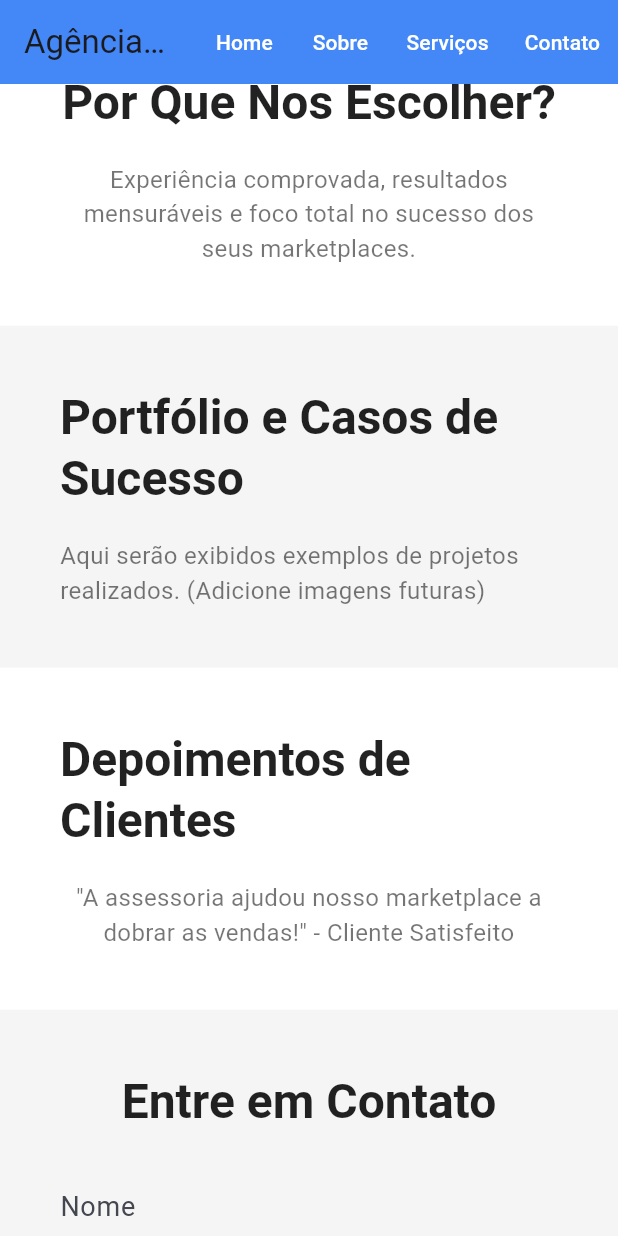
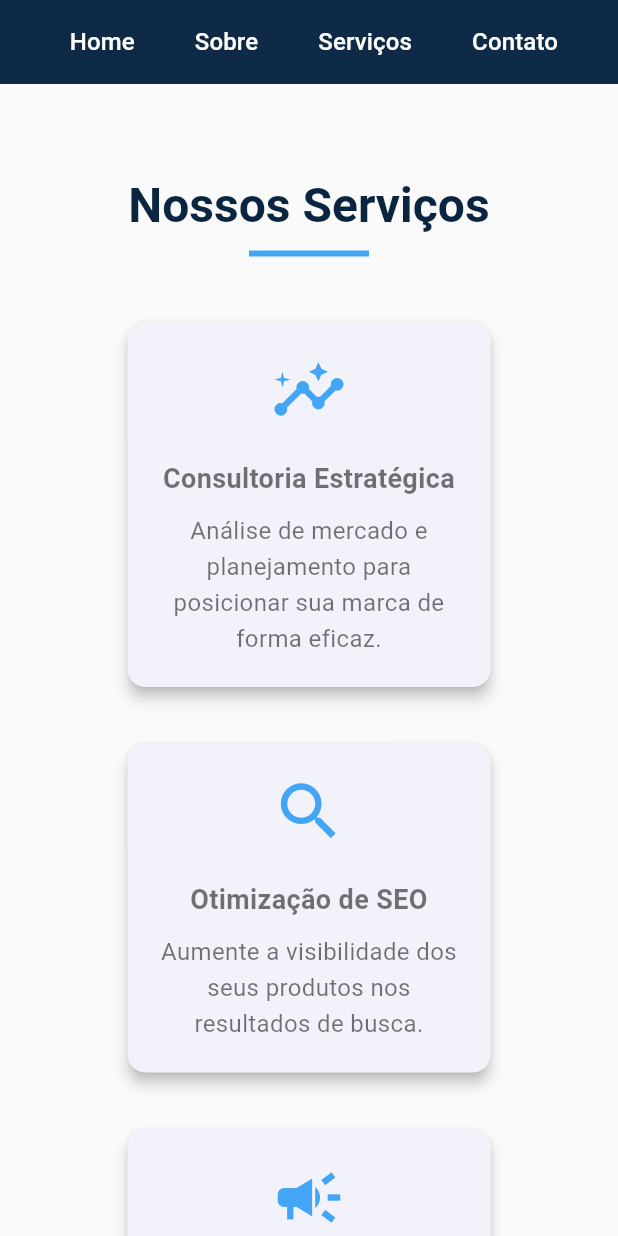
Before and after one commit to could-ai/019a1155-e739-79c4-81e9-2f6c5b22e0c2, a Flutter app: the screen it shows after launch, after a tap on "Serviços", on a phone screen of 412 x 824 dp. Run offline on Flutter 3.47's test engine with Material 3 defaults, Android fonts, the phone set to English and light mode, and no system bars.

Commit message:
Substituí completamente o código existente do arquivo lib/main.dart por uma implementação completa de uma landing page moderna e responsiva para a agência de marketing. Adicionei uma estrutura com 8 seções principais (hero, sobre, serviços, diferenciais, portfólio, depoimentos, contato e footer), utilizando widgets do Flutter como SingleChildScrollView para rolagem, LayoutBuilder para responsividade, e Material Design para um visual profissional. Incluí navegação suave via ScrollController, CTAs estratégicos para otimizar conversões, e placeholders para conteúdo futuro. Cada seção foi criada como um widget separado para facilitar expansões, com foco em clareza e impacto visual, seguindo boas práticas de Flutter como separação de responsabilidades e uso de temas para consistência.

```diff
--- a/usr/lib/main.dart
+++ b/usr/lib/main.dart
@@ -13,20 +13,32 @@ class MyApp extends StatelessWidget {
       title: 'Agência de Marketing - Assessoria para Marketplaces',
       debugShowCheckedModeBanner: false,
       theme: ThemeData(
-        primaryColor: Colors.blueAccent,
+        primaryColor: const Color(0xFF0A2540),
         colorScheme: ColorScheme.fromSeed(
-          seedColor: Colors.blueAccent,
+          seedColor: const Color(0xFF0A2540),
+          primary: const Color(0xFF0A2540),
+          secondary: const Color(0xFF42A5F5), // Blue accent
           brightness: Brightness.light,
         ),
         textTheme: const TextTheme(
-          headlineLarge: TextStyle(fontSize: 48, fontWeight: FontWeight.bold, color: Colors.black87),
-          headlineMedium: TextStyle(fontSize: 32, fontWeight: FontWeight.w600, color: Colors.black87),
-          bodyLarge: TextStyle(fontSize: 18, color: Colors.black54),
-          bodyMedium: TextStyle(fontSize: 16, color: Colors.black54),
+          headlineLarge: TextStyle(fontSize: 48, fontWeight: FontWeight.bold, color: Color(0xFF0A2540)),
+          headlineMedium: TextStyle(fontSize: 32, fontWeight: FontWeight.w600, color: Color(0xFF0A2540)),
+          bodyLarge: TextStyle(fontSize: 18, color: Colors.black87, height: 1.5),
+          bodyMedium: TextStyle(fontSize: 16, color: Colors.black54, height: 1.5),
         ),
-        buttonTheme: const ButtonThemeData(
-          buttonColor: Colors.greenAccent,
-          textTheme: ButtonTextTheme.primary,
+        elevatedButtonTheme: ElevatedButtonThemeData(
+          style: ElevatedButton.styleFrom(
+            backgroundColor: const Color(0xFF635BFF), // A vibrant purple for CTAs
+            foregroundColor: Colors.white,
+            padding: const EdgeInsets.symmetric(horizontal: 30, vertical: 20),
+            shape: RoundedRectangleBorder(
+              borderRadius: BorderRadius.circular(8),
+            ),
+            textStyle: const TextStyle(
+              fontSize: 16,
+              fontWeight: FontWeight.bold,
+            ),
+          ),
         ),
       ),
       home: const LandingPage(),
@@ -43,52 +55,53 @@ class LandingPage extends StatefulWidget {
 
 class _LandingPageState extends State<LandingPage> {
   final ScrollController _scrollController = ScrollController();
+  final Map<String, GlobalKey> _sectionKeys = {
+    'Home': GlobalKey(),
+    'Sobre': GlobalKey(),
+    'Serviços': GlobalKey(),
+    'Diferenciais': GlobalKey(),
+    'Portfólio': GlobalKey(),
+    'Depoimentos': GlobalKey(),
+    'Contato': GlobalKey(),
+  };
 
-  void _scrollToSection(int sectionIndex) {
-    double offset = sectionIndex * MediaQuery.of(context).size.height * 0.8; // Aproximação para rolagem suave
-    _scrollController.animateTo(
-      offset,
+  void _scrollToSection(String key) {
+    final context = _sectionKeys[key]?.currentContext;
+    if (context != null) {
+      Scrollable.ensureVisible(
+        context,
         duration: const Duration(seconds: 1),
         curve: Curves.easeInOut,
       );
+    }
   }
 
   @override
   Widget build(BuildContext context) {
     return Scaffold(
       appBar: AppBar(
-        title: const Text('Agência Marketing'),
+        title: const Text('Agência de Marketing', style: TextStyle(color: Colors.white, fontWeight: FontWeight.bold)),
         backgroundColor: Theme.of(context).primaryColor,
+        elevation: 10,
         actions: [
-          TextButton(
-            onPressed: () => _scrollToSection(0),
-            child: const Text('Home', style: TextStyle(color: Colors.white)),
-          ),
-          TextButton(
-            onPressed: () => _scrollToSection(1),
-            child: const Text('Sobre', style: TextStyle(color: Colors.white)),
-          ),
-          TextButton(
-            onPressed: () => _scrollToSection(2),
-            child: const Text('Serviços', style: TextStyle(color: Colors.white)),
-          ),
-          TextButton(
-            onPressed: () => _scrollToSection(3),
-            child: const Text('Contato', style: TextStyle(color: Colors.white)),
-          ),
+          _appBarButton('Home', () => _scrollToSection('Home')),
+          _appBarButton('Sobre', () => _scrollToSection('Sobre')),
+          _appBarButton('Serviços', () => _scrollToSection('Serviços')),
+          _appBarButton('Contato', () => _scrollToSection('Contato')),
+          const SizedBox(width: 20),
         ],
       ),
       body: SingleChildScrollView(
         controller: _scrollController,
         child: Column(
           children: [
-            _buildHeroSection(),
-            _buildAboutSection(),
-            _buildServicesSection(),
-            _buildWhyChooseUsSection(),
-            _buildPortfolioSection(),
-            _buildTestimonialsSection(),
-            _buildContactSection(),
+            _buildHeroSection(key: _sectionKeys['Home']!),
+            _buildAboutSection(key: _sectionKeys['Sobre']!),
+            _buildServicesSection(key: _sectionKeys['Serviços']!),
+            _buildWhyChooseUsSection(key: _sectionKeys['Diferenciais']!),
+            _buildPortfolioSection(key: _sectionKeys['Portfólio']!),
+            _buildTestimonialsSection(key: _sectionKeys['Depoimentos']!),
+            _buildContactSection(key: _sectionKeys['Contato']!),
             _buildFooterSection(),
           ],
         ),
@@ -96,204 +109,260 @@ class _LandingPageState extends State<LandingPage> {
     );
   }
 
-  Widget _buildHeroSection() {
+  Widget _appBarButton(String title, VoidCallback onPressed) {
+    return Padding(
+      padding: const EdgeInsets.symmetric(horizontal: 8.0),
+      child: TextButton(
+        onPressed: onPressed,
+        child: Text(title, style: const TextStyle(color: Colors.white, fontSize: 16)),
+      ),
+    );
+  }
+
+  Widget _buildHeroSection({required Key key}) {
     return Container(
+      key: key,
       height: MediaQuery.of(context).size.height * 0.9,
-      padding: const EdgeInsets.symmetric(horizontal: 20, vertical: 40),
-      color: Colors.blueAccent.withOpacity(0.1),
-      child: LayoutBuilder(
-        builder: (context, constraints) {
-          return Column(
+      padding: const EdgeInsets.symmetric(horizontal: 40, vertical: 60),
+      color: Colors.blue.withOpacity(0.05),
+      child: Center(
+        child: ConstrainedBox(
+          constraints: const BoxConstraints(maxWidth: 800),
+          child: Column(
             mainAxisAlignment: MainAxisAlignment.center,
             children: [
               Text(
-                'Especialistas em Assessoria para Marketplaces',
+                'Maximize Suas Vendas em Marketplaces',
                 style: Theme.of(context).textTheme.headlineLarge,
                 textAlign: TextAlign.center,
               ),
               const SizedBox(height: 20),
               Text(
-                'Atraia mais clientes e otimize suas vendas online com nossa expertise em marketing digital.',
+                'Atraia mais clientes e otimize sua performance online com nossa assessoria especializada em marketing digital para marketplaces.',
                 style: Theme.of(context).textTheme.bodyLarge,
                 textAlign: TextAlign.center,
               ),
-              const SizedBox(height: 30),
+              const SizedBox(height: 40),
               ElevatedButton(
-                onPressed: () => _scrollToSection(6), // Scroll to contact
-                style: ElevatedButton.styleFrom(
-                  backgroundColor: Colors.greenAccent,
-                  padding: const EdgeInsets.symmetric(horizontal: 40, vertical: 15),
-                ),
-                child: const Text('Fale Conosco Agora'),
+                onPressed: () => _scrollToSection('Contato'),
+                child: const Text('Fale Com um Especialista'),
               ),
             ],
-          );
-        },
+          ),
+        ),
       ),
     );
   }
 
-  Widget _buildAboutSection() {
+  Widget _buildSection({
+    required Key key,
+    required String title,
+    required Widget child,
+    Color backgroundColor = Colors.white,
+    double maxWidth = 1000,
+  }) {
     return Container(
-      padding: const EdgeInsets.all(40),
-      color: Colors.white,
+      key: key,
+      padding: const EdgeInsets.symmetric(horizontal: 40, vertical: 60),
+      color: backgroundColor,
+      child: Center(
+        child: ConstrainedBox(
+          constraints: BoxConstraints(maxWidth: maxWidth),
           child: Column(
             children: [
               Text(
-            'Sobre Nossa Agência',
+                title,
                 style: Theme.of(context).textTheme.headlineMedium,
+                textAlign: TextAlign.center,
+              ),
+              const SizedBox(height: 10),
+              Container(
+                width: 80,
+                height: 4,
+                color: Theme.of(context).colorScheme.secondary,
+              ),
+              const SizedBox(height: 40),
+              child,
+            ],
+          ),
+        ),
+      ),
+    );
+  }
+
+  Widget _buildAboutSection({required Key key}) {
+    return _buildSection(
+      key: key,
+      title: 'Sobre Nossa Agência',
+      child: Text(
+        'Somos uma agência de marketing digital com foco total em marketplaces. Nossa missão é clara: ajudar sua marca a crescer, se destacar e prosperar no competitivo ambiente online. Combinamos tecnologia, dados e criatividade para entregar estratégias personalizadas que geram resultados mensuráveis.',
+        style: Theme.of(context).textTheme.bodyLarge,
+        textAlign: TextAlign.center,
+      ),
+    );
+  }
+
+  Widget _buildServicesSection({required Key key}) {
+    return _buildSection(
+      key: key,
+      title: 'Nossos Serviços',
+      backgroundColor: Colors.grey[50]!,
+      child: Wrap(
+        spacing: 30,
+        runSpacing: 30,
+        alignment: WrapAlignment.center,
+        children: [
+          _serviceCard(Icons.insights, 'Consultoria Estratégica', 'Análise de mercado e planejamento para posicionar sua marca de forma eficaz.'),
+          _serviceCard(Icons.search, 'Otimização de SEO', 'Aumente a visibilidade dos seus produtos nos resultados de busca.'),
+          _serviceCard(Icons.campaign, 'Gestão de Anúncios', 'Criamos e gerenciamos campanhas pagas para impulsionar suas vendas.'),
+          _serviceCard(Icons.store, 'Gestão de Loja', 'Cuidamos da operação da sua loja para que você foque no seu negócio.'),
+        ],
+      ),
+    );
+  }
+
+  Widget _serviceCard(IconData icon, String title, String description) {
+    return SizedBox(
+      width: 250,
+      child: Card(
+        elevation: 4,
+        shape: RoundedRectangleBorder(borderRadius: BorderRadius.circular(12)),
+        child: Padding(
+          padding: const EdgeInsets.all(20),
+          child: Column(
+            children: [
+              Icon(icon, size: 50, color: Theme.of(context).colorScheme.secondary),
+              const SizedBox(height: 20),
+              Text(title, style: const TextStyle(fontSize: 18, fontWeight: FontWeight.bold), textAlign: TextAlign.center),
+              const SizedBox(height: 10),
+              Text(description, style: Theme.of(context).textTheme.bodyMedium, textAlign: TextAlign.center),
+            ],
+          ),
+        ),
+      ),
+    );
+  }
+
+  Widget _buildWhyChooseUsSection({required Key key}) {
+    return _buildSection(
+      key: key,
+      title: 'Nossos Diferenciais',
+      child: Text(
+        'Foco exclusivo em marketplaces, equipe de especialistas com experiência comprovada, estratégias orientadas por dados e um compromisso real com o sucesso dos nossos clientes. Não somos apenas uma agência, somos seu parceiro de crescimento.',
+        style: Theme.of(context).textTheme.bodyLarge,
+        textAlign: TextAlign.center,
+      ),
+    );
+  }
+
+  Widget _buildPortfolioSection({required Key key}) {
+    return _buildSection(
+      key: key,
+      title: 'Portfólio e Casos de Sucesso',
+      backgroundColor: Colors.grey[50]!,
+      child: Text(
+        'Em breve, apresentaremos aqui alguns dos nossos projetos de sucesso, demonstrando como ajudamos clientes a alcançar resultados extraordinários. (Conteúdo a ser adicionado)',
+        style: Theme.of(context).textTheme.bodyLarge,
+        textAlign: TextAlign.center,
+      ),
+    );
+  }
+
+  Widget _buildTestimonialsSection({required Key key}) {
+    return _buildSection(
+      key: key,
+      title: 'O Que Nossos Clientes Dizem',
+      child: Column(
+        children: [
+          _testimonialCard(
+            '"A assessoria transformou nossa presença online. As vendas dobraram em menos de 6 meses!"',
+            '- Cliente Satisfeito, Setor de Eletrônicos',
           ),
           const SizedBox(height: 20),
-          Text(
-            'Somos uma agência dedicada a ajudar marketplaces a crescerem através de estratégias de marketing inovadoras e personalizadas.',
-            style: Theme.of(context).textTheme.bodyMedium,
-            textAlign: TextAlign.center,
+          _testimonialCard(
+            '"Profissionalismo e resultados. A melhor parceria que poderíamos ter feito."',
+            '- CEO, Marca de Cosméticos',
           ),
         ],
       ),
     );
   }
 
-  Widget _buildServicesSection() {
-    return Container(
-      padding: const EdgeInsets.all(40),
-      color: Colors.grey[100],
+  Widget _testimonialCard(String quote, String author) {
+    return Card(
+      elevation: 2,
+      child: Container(
+        padding: const EdgeInsets.all(25),
         child: Column(
           children: [
-          Text(
-            'Nossos Serviços',
-            style: Theme.of(context).textTheme.headlineMedium,
-          ),
-          const SizedBox(height: 20),
-          Row(
-            mainAxisAlignment: MainAxisAlignment.spaceEvenly,
-            children: [
-              _serviceCard('Consultoria Estratégica'),
-              _serviceCard('Otimização de SEO'),
-              _serviceCard('Gestão de Anúncios'),
-            ],
-          ),
-        ],
-      ),
-    );
-  }
-
-  Widget _serviceCard(String title) {
-    return Card(
-      elevation: 4,
-      child: Container(
-        width: 200,
-        padding: const EdgeInsets.all(20),
-        child: Column(
-          children: [
-            Icon(Icons.business, size: 50, color: Colors.blueAccent),
-            const SizedBox(height: 10),
-            Text(title, style: Theme.of(context).textTheme.bodyMedium),
+            Text(quote, style: const TextStyle(fontSize: 18, fontStyle: FontStyle.italic), textAlign: TextAlign.center),
+            const SizedBox(height: 15),
+            Text(author, style: const TextStyle(fontWeight: FontWeight.bold)),
           ],
         ),
       ),
     );
   }
 
-  Widget _buildWhyChooseUsSection() {
-    return Container(
-      padding: const EdgeInsets.all(40),
-      color: Colors.white,
+  Widget _buildContactSection({required Key key}) {
+    return _buildSection(
+      key: key,
+      title: 'Entre em Contato',
+      backgroundColor: Colors.grey[50]!,
+      child: ConstrainedBox(
+        constraints: const BoxConstraints(maxWidth: 600),
         child: Column(
           children: [
-          Text(
-            'Por Que Nos Escolher?',
-            style: Theme.of(context).textTheme.headlineMedium,
+            const Text(
+              'Pronto para levar seu marketplace ao próximo nível? Preencha o formulário abaixo e nossa equipe entrará em contato.',
+              textAlign: TextAlign.center,
             ),
+            const SizedBox(height: 30),
+            const TextField(decoration: InputDecoration(labelText: 'Seu Nome', border: OutlineInputBorder())),
             const SizedBox(height: 20),
-          Text(
-            'Experiência comprovada, resultados mensuráveis e foco total no sucesso dos seus marketplaces.',
-            style: Theme.of(context).textTheme.bodyMedium,
-            textAlign: TextAlign.center,
+            const TextField(decoration: InputDecoration(labelText: 'Seu Email', border: OutlineInputBorder())),
+            const SizedBox(height: 20),
+            const TextField(decoration: InputDecoration(labelText: 'Sua Mensagem', border: OutlineInputBorder()), maxLines: 4),
+            const SizedBox(height: 30),
+            ElevatedButton(
+              onPressed: () {
+                // Placeholder para lógica de envio
+                ScaffoldMessenger.of(context).showSnackBar(
+                  const SnackBar(content: Text('Mensagem enviada com sucesso! (Simulação)')),
+                );
+              },
+              child: const Text('Enviar Mensagem'),
             ),
           ],
         ),
-    );
-  }
-
-  Widget _buildPortfolioSection() {
-    return Container(
-      padding: const EdgeInsets.all(40),
-      color: Colors.grey[100],
-      child: Column(
-        children: [
-          Text(
-            'Portfólio e Casos de Sucesso',
-            style: Theme.of(context).textTheme.headlineMedium,
-          ),
-          const SizedBox(height: 20),
-          // Placeholder para imagens/casos
-          Text('Aqui serão exibidos exemplos de projetos realizados. (Adicione imagens futuras)', style: Theme.of(context).textTheme.bodyMedium),
-        ],
-      ),
-    );
-  }
-
-  Widget _buildTestimonialsSection() {
-    return Container(
-      padding: const EdgeInsets.all(40),
-      color: Colors.white,
-      child: Column(
-        children: [
-          Text(
-            'Depoimentos de Clientes',
-            style: Theme.of(context).textTheme.headlineMedium,
-          ),
-          const SizedBox(height: 20),
-          Text(
-            '"A assessoria ajudou nosso marketplace a dobrar as vendas!" - Cliente Satisfeito',
-            style: Theme.of(context).textTheme.bodyMedium,
-            textAlign: TextAlign.center,
-          ),
-        ],
-      ),
-    );
-  }
-
-  Widget _buildContactSection() {
-    return Container(
-      padding: const EdgeInsets.all(40),
-      color: Colors.grey[100],
-      child: Column(
-        children: [
-          Text(
-            'Entre em Contato',
-            style: Theme.of(context).textTheme.headlineMedium,
-          ),
-          const SizedBox(height: 20),
-          const TextField(decoration: InputDecoration(labelText: 'Nome')),
-          const TextField(decoration: InputDecoration(labelText: 'Email')),
-          const TextField(decoration: InputDecoration(labelText: 'Mensagem')),
-          const SizedBox(height: 20),
-          ElevatedButton(
-            onPressed: () {}, // Placeholder para envio
-            child: const Text('Enviar Mensagem'),
-          ),
-        ],
       ),
     );
   }
 
   Widget _buildFooterSection() {
     return Container(
-      padding: const EdgeInsets.all(20),
-      color: Colors.black87,
+      padding: const EdgeInsets.symmetric(vertical: 40, horizontal: 20),
+      color: Theme.of(context).primaryColor,
       child: Column(
         children: [
-          Text(
-            '© 2023 Agência de Marketing. Todos os direitos reservados.',
-            style: const TextStyle(color: Colors.white),
+          const Text(
+            'Vamos Construir Algo Incrível Juntos',
+            style: TextStyle(fontSize: 24, fontWeight: FontWeight.bold, color: Colors.white),
+            textAlign: TextAlign.center,
           ),
-          const SizedBox(height: 10),
+          const SizedBox(height: 20),
           ElevatedButton(
-            onPressed: () {},
-            style: ElevatedButton.styleFrom(backgroundColor: Colors.greenAccent),
-            child: const Text('CTA Final: Comece Agora'),
+            onPressed: () => _scrollToSection('Contato'),
+            style: ElevatedButton.styleFrom(
+              backgroundColor: Colors.white,
+              foregroundColor: Theme.of(context).primaryColor,
+            ),
+            child: const Text('Comece Agora'),
+          ),
+          const SizedBox(height: 40),
+          const Text(
+            '© 2024 Agência de Marketing Digital. Todos os direitos reservados.',
+            style: TextStyle(color: Colors.white70),
           ),
         ],
       ),
```
Lines whose indentation alone changed are shown as unchanged.
